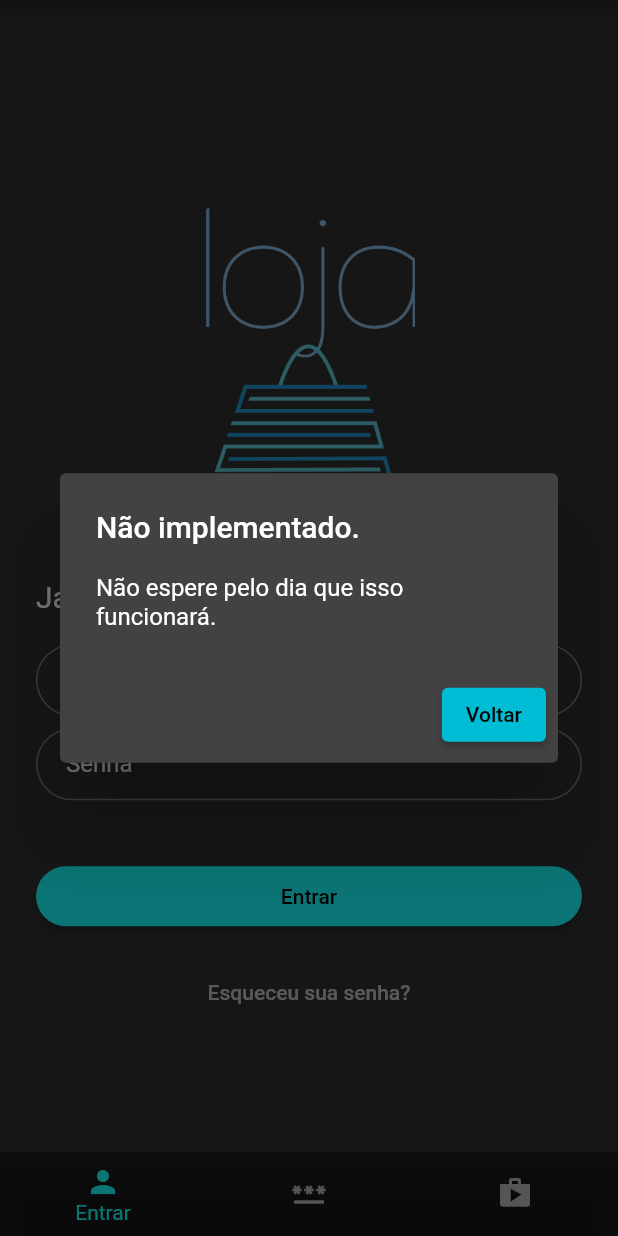
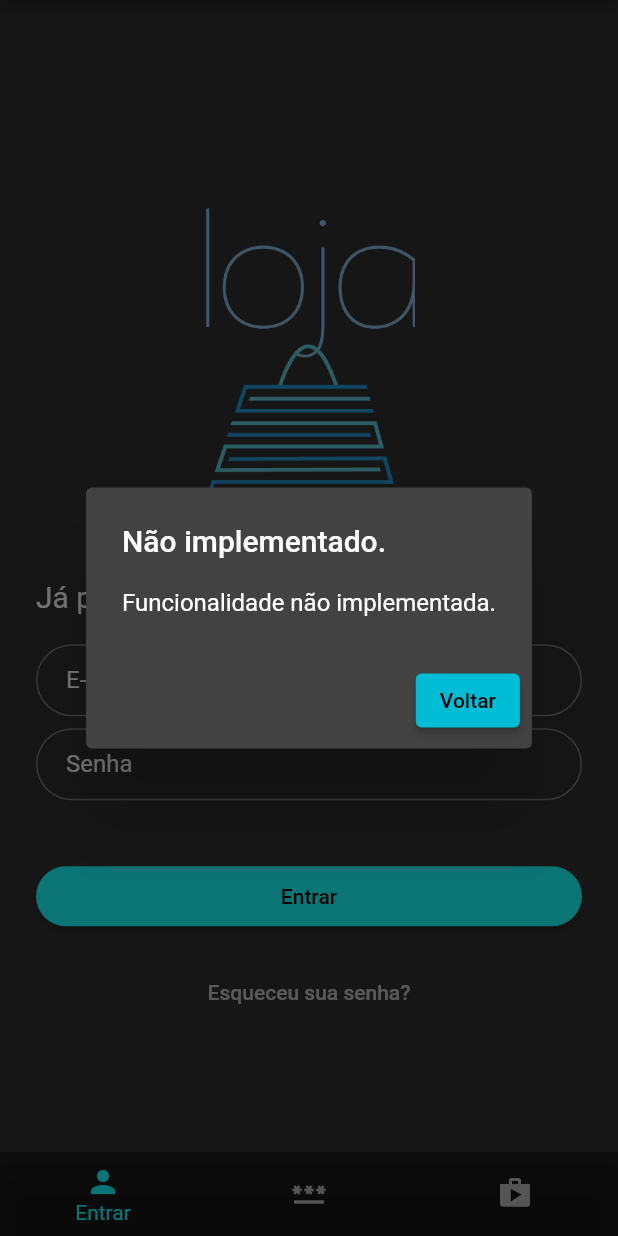
Before and after one commit to hcaeryks/loja, a Flutter app: the screen it shows after launch, after a tap on "Esqueceu sua senha?", on a phone screen of 412 x 824 dp. Run offline on Flutter 3.47's test engine with Material 2 defaults, Android fonts, the phone set to English and light mode, and no system bars; our stand-ins replace image_picker, sqflite; accounts and stored records are empty.

Commit message:
Mensagem de não implementação atualizada

```diff
--- a/lib/telas/login.dart
+++ b/lib/telas/login.dart
@@ -100,7 +100,7 @@ class LoginScreen extends StatelessWidget {
               builder: (context) => AlertDialog(
                       title: const Text("Não implementado."),
                       content: const Text(
-                          "Não espere pelo dia que isso funcionará."),
+                          "Funcionalidade não implementada."),
                       actions: [
                         ElevatedButton(
                             onPressed: () {
```
